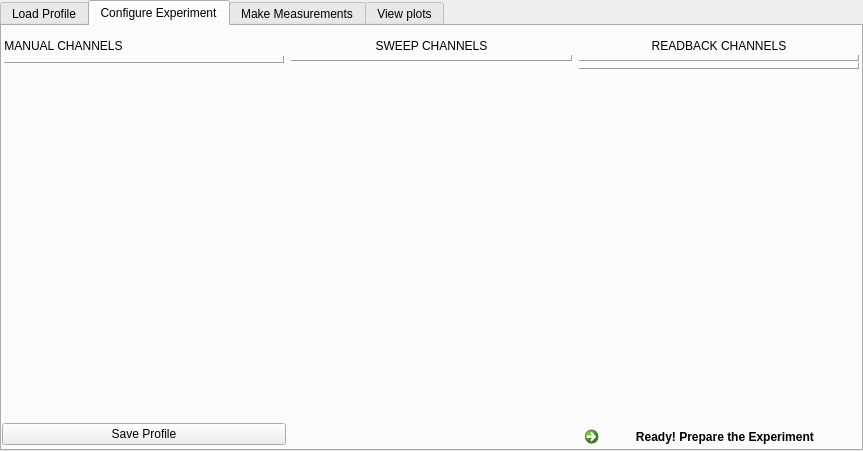
First picture: the form in SEEL_Apps/templates/designer.ui, repository jithinbp/SEELablet-apps, before the edit.
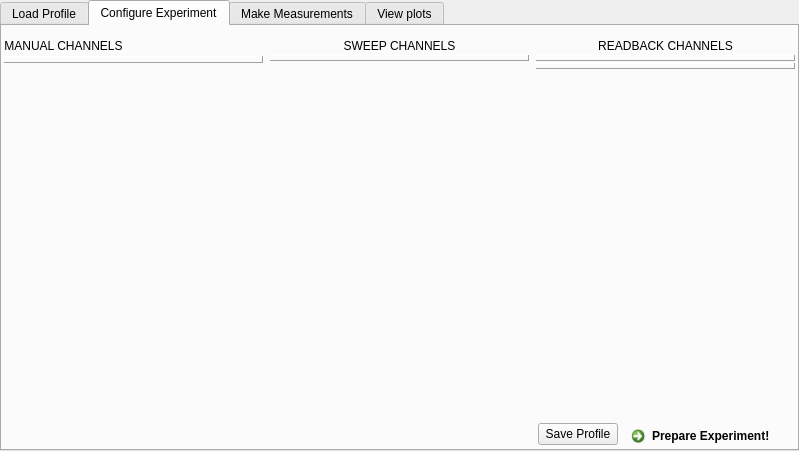
Second picture: the form after the edit.

The edit to the form file:
```diff
--- a/SEEL_Apps/templates/designer.ui
+++ b/SEEL_Apps/templates/designer.ui
@@ -6,7 +6,7 @@
    <rect>
     <x>0</x>
     <y>0</y>
-    <width>863</width>
+    <width>799</width>
     <height>451</height>
    </rect>
   </property>
@@ -226,105 +226,7 @@
            <property name="verticalSpacing">
             <number>5</number>
            </property>
-           <item row="4" column="2">
-            <widget class="QCommandLinkButton" name="commandLinkButton">
-             <property name="sizePolicy">
-              <sizepolicy hsizetype="Preferred" vsizetype="Maximum">
-               <horstretch>0</horstretch>
-               <verstretch>0</verstretch>
-              </sizepolicy>
-             </property>
-             <property name="maximumSize">
-              <size>
-               <width>16777215</width>
-               <height>30</height>
-              </size>
-             </property>
-             <property name="text">
-              <string>         Ready! Prepare the Experiment</string>
-             </property>
-            </widget>
-           </item>
-           <item row="0" column="0" rowspan="4">
-            <widget class="QFrame" name="frame">
-             <property name="toolTip">
-              <string>Select the parameters that need to have a certain fixed value per dataset</string>
-             </property>
-             <property name="frameShape">
-              <enum>QFrame::NoFrame</enum>
-             </property>
-             <property name="frameShadow">
-              <enum>QFrame::Raised</enum>
-             </property>
-             <property name="class" stdset="0">
-              <string>ControlWidget</string>
-             </property>
-             <layout class="QVBoxLayout" name="verticalLayout">
-              <property name="spacing">
-               <number>3</number>
-              </property>
-              <property name="leftMargin">
-               <number>2</number>
-              </property>
-              <property name="rightMargin">
-               <number>2</number>
-              </property>
-              <property name="bottomMargin">
-               <number>0</number>
-              </property>
-              <item>
-               <widget class="QLabel" name="label_2">
-                <property name="sizePolicy">
-                 <sizepolicy hsizetype="Maximum" vsizetype="Maximum">
-                  <horstretch>0</horstretch>
-                  <verstretch>0</verstretch>
-                 </sizepolicy>
-                </property>
-                <property name="text">
-                 <string>MANUAL CHANNELS</string>
-                </property>
-                <property name="alignment">
-                 <set>Qt::AlignCenter</set>
-                </property>
-               </widget>
-              </item>
-              <item alignment="Qt::AlignTop">
-               <widget class="QFrame" name="frame_2">
-                <property name="sizePolicy">
-                 <sizepolicy hsizetype="Preferred" vsizetype="Preferred">
-                  <horstretch>0</horstretch>
-                  <verstretch>0</verstretch>
-                 </sizepolicy>
-                </property>
-                <property name="frameShape">
-                 <enum>QFrame::Panel</enum>
-                </property>
-                <property name="frameShadow">
-                 <enum>QFrame::Raised</enum>
-                </property>
-                <property name="class" stdset="0">
-                 <string/>
-                </property>
-                <layout class="QVBoxLayout" name="staticLayout">
-                 <property name="leftMargin">
-                  <number>0</number>
-                 </property>
-                 <property name="topMargin">
-                  <number>0</number>
-                 </property>
-                 <property name="rightMargin">
-                  <number>0</number>
-                 </property>
-                 <property name="bottomMargin">
-                  <number>5</number>
-                 </property>
-                </layout>
-               </widget>
-              </item>
-             </layout>
-            </widget>
-           </item>
-           <item row="0" column="1" rowspan="4">
+           <item row="0" column="1" rowspan="6">
             <widget class="QFrame" name="frame_10">
              <property name="toolTip">
               <string>select the parameters you need to vary in
@@ -377,6 +279,9 @@
                  <enum>QFrame::Raised</enum>
                 </property>
                 <layout class="QVBoxLayout" name="sweepLayout">
+                 <property name="spacing">
+                  <number>3</number>
+                 </property>
                  <property name="margin">
                   <number>2</number>
                  </property>
@@ -386,7 +291,75 @@
              </layout>
             </widget>
            </item>
-           <item row="0" column="2" rowspan="4">
+           <item row="5" column="2">
+            <widget class="QFrame" name="frame_14">
+             <property name="sizePolicy">
+              <sizepolicy hsizetype="Preferred" vsizetype="Maximum">
+               <horstretch>0</horstretch>
+               <verstretch>0</verstretch>
+              </sizepolicy>
+             </property>
+             <property name="frameShape">
+              <enum>QFrame::NoFrame</enum>
+             </property>
+             <property name="frameShadow">
+              <enum>QFrame::Raised</enum>
+             </property>
+             <layout class="QHBoxLayout" name="horizontalLayout_3">
+              <property name="spacing">
+               <number>2</number>
+              </property>
+              <property name="margin">
+               <number>0</number>
+              </property>
+              <item>
+               <widget class="QPushButton" name="pushButton_6">
+                <property name="sizePolicy">
+                 <sizepolicy hsizetype="Maximum" vsizetype="Fixed">
+                  <horstretch>0</horstretch>
+                  <verstretch>0</verstretch>
+                 </sizepolicy>
+                </property>
+                <property name="text">
+                 <string>Save Profile</string>
+                </property>
+                <property name="shortcut">
+                 <string>Ctrl+S</string>
+                </property>
+               </widget>
+              </item>
+              <item>
+               <widget class="QCommandLinkButton" name="commandLinkButton">
+                <property name="sizePolicy">
+                 <sizepolicy hsizetype="Maximum" vsizetype="Maximum">
+                  <horstretch>0</horstretch>
+                  <verstretch>0</verstretch>
+                 </sizepolicy>
+                </property>
+                <property name="maximumSize">
+                 <size>
+                  <width>16777215</width>
+                  <height>30</height>
+                 </size>
+                </property>
+                <property name="text">
+                 <string>Prepare Experiment!</string>
+                </property>
+                <property name="iconSize">
+                 <size>
+                  <width>20</width>
+                  <height>15</height>
+                 </size>
+                </property>
+                <property name="shortcut">
+                 <string>Ctrl+R</string>
+                </property>
+               </widget>
+              </item>
+             </layout>
+            </widget>
+           </item>
+           <item row="0" column="2" rowspan="5">
             <widget class="QFrame" name="frame_11">
              <property name="toolTip">
               <string>Select the channels you need to monitor
@@ -475,11 +448,83 @@
              </layout>
             </widget>
            </item>
-           <item row="4" column="0">
-            <widget class="QPushButton" name="pushButton_6">
+           <item row="0" column="0" rowspan="6">
+            <widget class="QFrame" name="frame">
+             <property name="toolTip">
+              <string>Select the parameters that need to have a certain fixed value per dataset</string>
+             </property>
+             <property name="frameShape">
+              <enum>QFrame::NoFrame</enum>
+             </property>
+             <property name="frameShadow">
+              <enum>QFrame::Raised</enum>
+             </property>
+             <property name="class" stdset="0">
+              <string>ControlWidget</string>
+             </property>
+             <layout class="QVBoxLayout" name="verticalLayout">
+              <property name="spacing">
+               <number>3</number>
+              </property>
+              <property name="leftMargin">
+               <number>2</number>
+              </property>
+              <property name="rightMargin">
+               <number>2</number>
+              </property>
+              <property name="bottomMargin">
+               <number>0</number>
+              </property>
+              <item>
+               <widget class="QLabel" name="label_2">
+                <property name="sizePolicy">
+                 <sizepolicy hsizetype="Maximum" vsizetype="Maximum">
+                  <horstretch>0</horstretch>
+                  <verstretch>0</verstretch>
+                 </sizepolicy>
+                </property>
              <property name="text">
-              <string>Save Profile</string>
-             </property>
+                 <string>MANUAL CHANNELS</string>
+                </property>
+                <property name="alignment">
+                 <set>Qt::AlignCenter</set>
+                </property>
+               </widget>
+              </item>
+              <item alignment="Qt::AlignTop">
+               <widget class="QFrame" name="frame_2">
+                <property name="sizePolicy">
+                 <sizepolicy hsizetype="Preferred" vsizetype="Preferred">
+                  <horstretch>0</horstretch>
+                  <verstretch>0</verstretch>
+                 </sizepolicy>
+                </property>
+                <property name="frameShape">
+                 <enum>QFrame::Panel</enum>
+                </property>
+                <property name="frameShadow">
+                 <enum>QFrame::Raised</enum>
+                </property>
+                <property name="class" stdset="0">
+                 <string/>
+                </property>
+                <layout class="QVBoxLayout" name="staticLayout">
+                 <property name="leftMargin">
+                  <number>0</number>
+                 </property>
+                 <property name="topMargin">
+                  <number>0</number>
+                 </property>
+                 <property name="rightMargin">
+                  <number>0</number>
+                 </property>
+                 <property name="bottomMargin">
+                  <number>5</number>
+                 </property>
+                </layout>
+               </widget>
+              </item>
+             </layout>
             </widget>
            </item>
           </layout>
```
Lines whose indentation alone changed are shown as unchanged.
